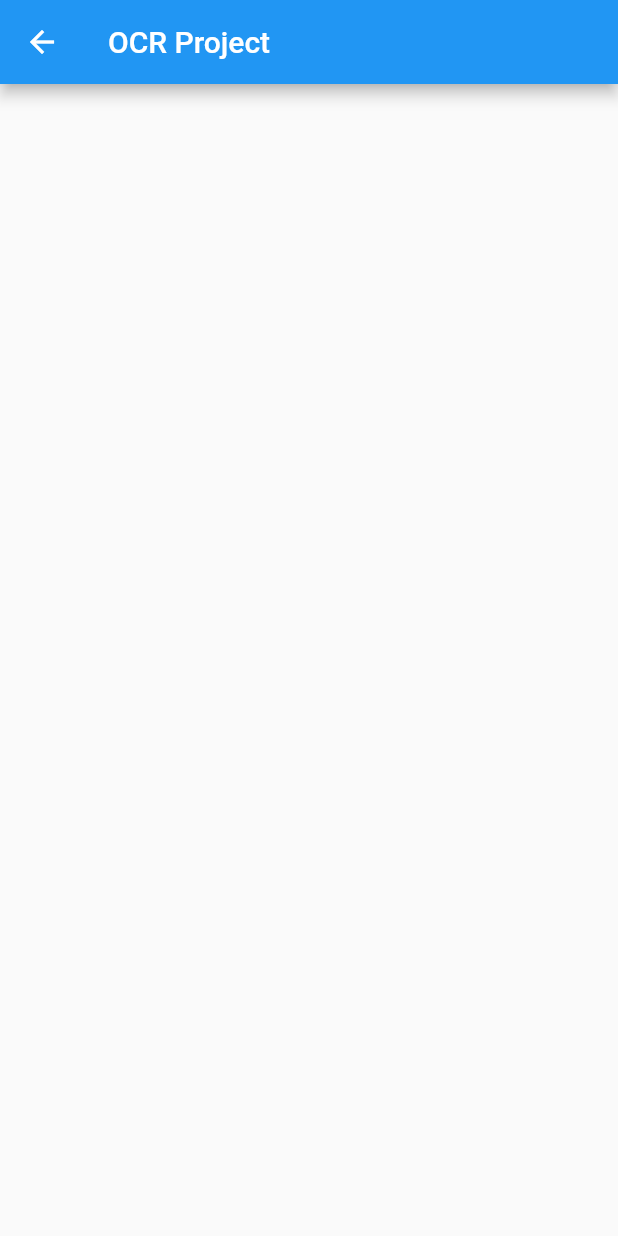
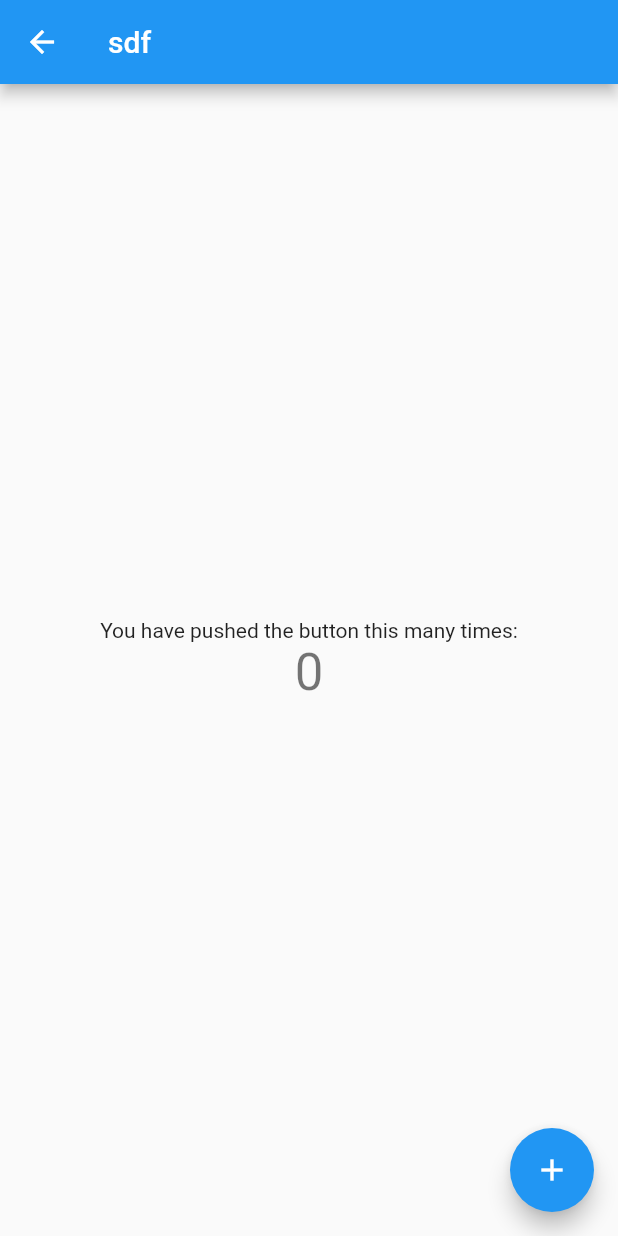
Before and after one commit to LalremLian/GDSC_Flutter, a Flutter app: the MorePage screen opened directly, after a tap on "OCR Project", on a phone screen of 412 x 824 dp. Run offline on Flutter 3.47's test engine with Material 2 defaults, Android fonts, the phone set to English and light mode, and no system bars; our stand-ins replace shimmer; missing offline and left inert: flutter_mobile_vision; network calls fail.

Commit message:
Worked on OCR

```diff
--- a/lib/OCR/view/home_page.dart
+++ b/lib/OCR/view/home_page.dart
@@ -1,19 +1,175 @@
+// import 'package:flutter/material.dart';
+// import 'package:flutter_mobile_vision/flutter_mobile_vision.dart';
+//
+// class OCR_Home extends StatefulWidget {
+//   const OCR_Home({Key? key}) : super(key: key);
+//
+//   @override
+//   State<OCR_Home> createState() => _HomeState();
+// }
+//
+// class _HomeState extends State<OCR_Home> {
+//
+//   //...................................................................Variables
+//   List<OcrText> listText = <int>[].cast<OcrText>();
+//   bool isInitialized = false;
+//
+//   //...........................................................Created initState
+//   @override
+//   void initState() {
+//
+//     super.initState();
+//     //..........................................................Calling a method
+//     scanText();
+//   }
+//
+//   @override
+//   Widget build(BuildContext context) {
+//     return Scaffold(
+//       body: Center(
+//         child: Column(
+//           children: [
+//             const Text('Hello'),
+//             ListView.builder(
+//                 itemBuilder: (context,index){
+//                   return Column(
+//                     children: [
+//                       //.........................ClipRRect is for rounded corner
+//                       ClipRRect(
+//                         borderRadius: BorderRadius.circular(30),
+//                         child: Padding(
+//                           padding: const EdgeInsets.all(8.0),
+//                           //...............................................Image
+//                           child: Text(listText[index].value),
+//                         ),
+//                       )
+//                     ],
+//                   );
+//                 }
+//             )
+//           ],
+//         ),
+//
+//       ),
+//       floatingActionButton: FloatingActionButton(
+//         onPressed: scanText,
+//         tooltip: 'Increment',
+//         child: const Icon(Icons.add),
+//       ),
+//     );
+//   }
+//
+//   void scanText() async{
+//     //..........................................Initializing FlutterMobileVision
+//     FlutterMobileVision.start().then((value){
+//       isInitialized = true;
+//     });
+//
+//     listText = await FlutterMobileVision.read(
+//       waitTap: true,
+//       fps: 5,
+//       multiple: true,
+//     );
+//   }
+// }
 import 'package:flutter/material.dart';
+import 'package:flutter_mobile_vision/flutter_mobile_vision.dart';
 
-class OCR_Home extends StatelessWidget {
-  const OCR_Home({Key? key}) : super(key: key);
+class OCR_Home extends StatefulWidget {
+  OCR_Home({required this.title});
+
+  // This widget is the home page of your application. It is stateful, meaning
+  // that it has a State object (defined below) that contains fields that affect
+  // how it looks.
+
+  // This class is the configuration for the state. It holds the values (in this
+  // case the title) provided by the parent (in this case the App widget) and
+  // used by the build method of the State. Fields in a Widget subclass are
+  // always marked "final".
+
+  final String title;
+
+  @override
+  _OCR_Home createState() => _OCR_Home();
+}
+
+class _OCR_Home extends State<OCR_Home> {
+  int _counter = 0;
+
+  bool isInitilized = false;
+  @override
+  void initState() {
+    FlutterMobileVision.start().then((value) {
+      isInitilized = true;
+    });
+    super.initState();
+  }
+
+  _startScan() async {
+    List<OcrText> list = [];
+
+    try {
+      list = await FlutterMobileVision.read(
+        waitTap: true,
+        fps: 5,
+        multiple: true,
+      );
+
+      for (OcrText text in list) {
+        print('valueis ${text.value}');
+      }
+    } catch (e) {}
+  }
 
   @override
   Widget build(BuildContext context) {
+    // This method is rerun every time setState is called, for instance as done
+    // by the _incrementCounter method above.
+    //
+    // The Flutter framework has been optimized to make rerunning build methods
+    // fast, so that you can just rebuild anything that needs updating rather
+    // than having to individually change instances of widgets.
     return Scaffold(
       appBar: AppBar(
-        title: const Text("OCR Project"),
+        // Here we take the value from the MyHomePage object that was created by
+        // the App.build method, and use it to set our appbar title.
+        title: Text(widget.title),
       ),
-      body: Column(
-        children: const [
-
-        ],
+      body: Center(
+        // Center is a layout widget. It takes a single child and positions it
+        // in the middle of the parent.
+        child: Column(
+          // Column is also a layout widget. It takes a list of children and
+          // arranges them vertically. By default, it sizes itself to fit its
+          // children horizontally, and tries to be as tall as its parent.
+          //
+          // Invoke "debug painting" (press "p" in the console, choose the
+          // "Toggle Debug Paint" action from the Flutter Inspector in Android
+          // Studio, or the "Toggle Debug Paint" command in Visual Studio Code)
+          // to see the wireframe for each widget.
+          //
+          // Column has various properties to control how it sizes itself and
+          // how it positions its children. Here we use mainAxisAlignment to
+          // center the children vertically; the main axis here is the vertical
+          // axis because Columns are vertical (the cross axis would be
+          // horizontal).
+          mainAxisAlignment: MainAxisAlignment.center,
+          children: <Widget>[
+            Text(
+              'You have pushed the button this many times:',
+            ),
+            Text(
+              '$_counter',
+              style: Theme.of(context).textTheme.headline4,
+            ),
+          ],
+        ),
       ),
+      floatingActionButton: FloatingActionButton(
+        onPressed: _startScan,
+        tooltip: 'Increment',
+        child: Icon(Icons.add),
+      ), // This trailing comma makes auto-formatting nicer for build methods.
     );
   }
 }
--- a/lib/home_page.dart
+++ b/lib/view/home_page.dart
@@ -1,4 +1,4 @@
-import 'package:dummy/more_page.dart';
+import 'package:dummy/view/more_page.dart';
 import 'package:flutter/material.dart';
 
 class Home extends StatelessWidget {
--- a/lib/more_page.dart
+++ b/lib/view/more_page.dart
@@ -1,10 +1,10 @@
 import 'package:dummy/API/view/api_home.dart';
 import 'package:dummy/GDSC/view/GDSC_home_page.dart';
 import 'package:dummy/OCR/view/home_page.dart';
-import 'package:dummy/productBox_page.dart';
+import 'package:dummy/view/productBox_page.dart';
 import 'package:flutter/material.dart';
 
-import 'main.dart';
+import '../main.dart';
 import 'buttonLayouts_page.dart';
 
 class MorePage extends StatelessWidget {
@@ -22,6 +22,7 @@ class MorePage extends StatelessWidget {
         ),
       ),
       body: Column(
+        crossAxisAlignment: CrossAxisAlignment.start,
         children: [
           Padding(
             padding: const EdgeInsets.all(8.0),
@@ -94,7 +95,7 @@ class MorePage extends StatelessWidget {
                 Navigator.push(
                   context,
                   MaterialPageRoute(
-                      builder: (context) => const OCR_Home()
+                      builder: (context) =>  OCR_Home(title: 'sdf',)
                   ),
                 );
               },
@@ -102,7 +103,7 @@ class MorePage extends StatelessWidget {
             ),
           ),
           Padding(
-            //..................................................Button API_Home
+            //...................................................Button API_Home
             padding: const EdgeInsets.all(8.0),
             child: ElevatedButton(
               //..................................Navigator.pop is not mandatory
--- a/lib/productBox_page.dart
+++ b/lib/view/productBox_page.dart
@@ -40,6 +40,9 @@ class ProductBox extends StatelessWidget {
                               Text("Price: " + price.toString()),
                             ],
                           )))
-                ])));
+                ]
+            )
+        )
+    );
   }
 }
--- a/pubspec.yaml
+++ b/pubspec.yaml
@@ -33,8 +33,12 @@ dependencies:
 
   # The following adds the Cupertino Icons font to your application.
   # Use with the CupertinoIcons class for iOS style icons.
+
+  #..................................Add ThirdParty plugins here....................................
   cupertino_icons: ^1.0.2
   http: ^0.13.4
+  shimmer: ^2.0.0
+  flutter_mobile_vision: ^0.1.3
 
 dev_dependencies:
   flutter_test:
```
Also changed, not shown: lib/API/view/api_home.dart (+114 -4 lines), lib/API/view/api_profile.dart (+6 -4 lines), lib/main.dart (+5 -4 lines), lib/view/buttonLayouts_page.dart (renamed from lib/buttonLayouts_page.dart), pubspec.lock, 1 other file.
